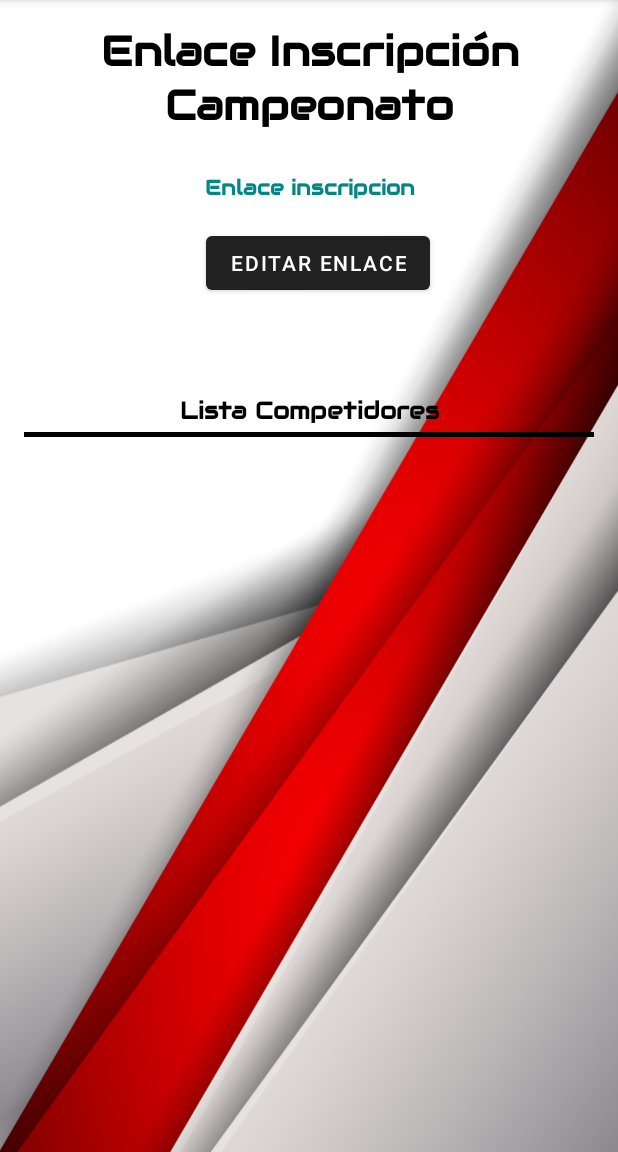
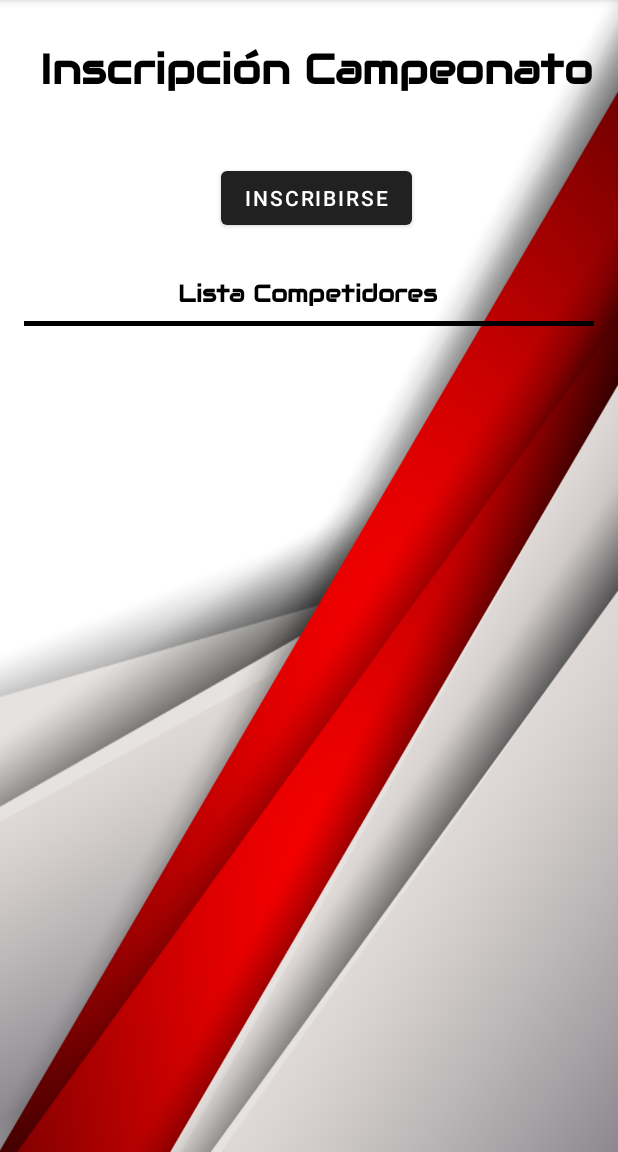
Before and after one commit to MarcoP1993/MySimRacing, an Android app: the InscripcionesActivity screen opened directly, with no data from a screen before it, on a phone screen of 412 x 824 dp, the part 84-1236 px from its top. Run offline under Robolectric (Android 15) with nearby library versions, the phone set to English and light mode, and no system bars; our stand-ins replace Firebase (no records; nobody signed in at launch, a user with empty details on screens opened directly); Roboto replaces fonts that are not available here.

Commit message:
Version 0.8.9 completada la vista de inscripcioines con un dialog para inscribirse y un recycre par mostrar los datos de firestore

```diff
--- a/app/src/main/java/com/example/mysimracing/RecicledListas/InscripcionesActivity.java
+++ b/app/src/main/java/com/example/mysimracing/RecicledListas/InscripcionesActivity.java
@@ -1,58 +1,132 @@
 package com.example.mysimracing.RecicledListas;
 
+import androidx.annotation.NonNull;
 import androidx.appcompat.app.AlertDialog;
 import androidx.appcompat.app.AppCompatActivity;
+import androidx.recyclerview.widget.LinearLayoutManager;
+import androidx.recyclerview.widget.RecyclerView;
 
-import android.content.DialogInterface;
 import android.os.Bundle;
-import android.text.InputType;
 import android.view.View;
 import android.widget.Button;
 import android.widget.EditText;
-import android.widget.TextView;
 import android.widget.Toast;
 
+import com.example.mysimracing.Clases.Inscripciones;
 import com.example.mysimracing.R;
+import com.firebase.ui.firestore.FirestoreRecyclerOptions;
+import com.google.android.gms.tasks.OnFailureListener;
+import com.google.android.gms.tasks.OnSuccessListener;
+import com.google.firebase.firestore.DocumentReference;
+import com.google.firebase.firestore.FirebaseFirestore;
+import com.google.firebase.firestore.Query;
+
+import java.util.HashMap;
+import java.util.Map;
 
 public class InscripcionesActivity extends AppCompatActivity {
 
-    TextView enlace_web;
-    Button btn_editar;
+
+    Button btn_inscripcion;
     AlertDialog dialog;
+    RecyclerView rv_inscrpciones;
+    InscripcionesAdapter ins_adapter;
 
+
+    private FirebaseFirestore firestore;
 
     @Override
     protected void onCreate(Bundle savedInstanceState) {
         super.onCreate(savedInstanceState);
         setContentView(R.layout.activity_inscripciones);
-
-        enlace_web = findViewById(R.id.txt_enlace);
-        btn_editar = findViewById(R.id.btn_enlace_inscripcion);
+        firestore = FirebaseFirestore.getInstance();
+        btn_inscripcion = findViewById(R.id.btn_enlace_inscripcion);
 
         AlertDialog.Builder builder = new AlertDialog.Builder(this);
-        builder.setTitle("Pega o escribe el enlace web");
+        builder.setTitle("Introduce tu nombre piloto/equipo, nick y correo para inscribirte");
+        rv_inscrpciones = findViewById(R.id.rv_inscripciones);
+        rv_inscrpciones.setLayoutManager(new LinearLayoutManager(this));
+        Query query = firestore.collection("inscripciones");
+
+        FirestoreRecyclerOptions<Inscripciones> firestoreRecyclerOptions =
+                new FirestoreRecyclerOptions.Builder<Inscripciones>().setQuery(query, Inscripciones.class).build();
+
+        ins_adapter = new InscripcionesAdapter(firestoreRecyclerOptions);
+        ins_adapter.notifyDataSetChanged();
+        rv_inscrpciones.setAdapter(ins_adapter);
 
         //inflar custom_dialog
         View view = getLayoutInflater().inflate(R.layout.custom_dialog, null);
-        EditText edt_enlace;
-        edt_enlace = view.findViewById(R.id.enlaceweb);
-        Button btn_crear = view.findViewById(R.id.btn_crear_enlace);
+        firestore = FirebaseFirestore.getInstance();
+
+        EditText nombre, nick, correo;
+        nombre = view.findViewById(R.id.nombre_inscripcion);
+        nick = view.findViewById(R.id.nick_inscripcion);
+        correo = view.findViewById(R.id.correo_inscripcion);
+        Button btn_crear = view.findViewById(R.id.btn_crear_inscripcion);
         btn_crear.setOnClickListener(new View.OnClickListener() {
             @Override
             public void onClick(View v) {
-                enlace_web.setText(edt_enlace.getText().toString());
-                dialog.dismiss();
+                String nombreins = nombre.getText().toString();
+                String nickins = nick.getText().toString();
+                String correoins = correo.getText().toString();
+
+                if(nombreins.isEmpty() && nickins.isEmpty() && correoins.isEmpty()){
+                    nombre.setError("Rellena el campo");
+                    nick.setError("Rellena el campo");
+                    correo.setError("Rellena el campo");
+                    Toast.makeText(InscripcionesActivity.this, "Completa todos los campos", Toast.LENGTH_SHORT).show();
+
+                }else {
+                    inscripcionCamp(nombreins, nickins, correoins);
+
+                    dialog.dismiss();
+                }
             }
         });
         builder.setView(view);
 
         dialog = builder.create();
-        btn_editar.setOnClickListener(new View.OnClickListener() {
+        btn_inscripcion.setOnClickListener(new View.OnClickListener() {
             @Override
             public void onClick(View v) {
+                nombre.setText("");
+                nick.setText("");
+                correo.setText("");
                 dialog.show();
             }
         });
 
     }
+
+    private void inscripcionCamp (String nombre, String nick, String correo){
+        Map<String, Object> map = new HashMap<>();
+        map.put("nombre", nombre);
+        map.put("nick", nick);
+        map.put("correo", correo);
+
+        firestore.collection("inscripciones").add(map).addOnSuccessListener(new OnSuccessListener<DocumentReference>() {
+            @Override
+            public void onSuccess(DocumentReference documentReference) {
+                Toast.makeText(InscripcionesActivity.this, "Inscrito correctamente", Toast.LENGTH_SHORT).show();
+            }
+        }).addOnFailureListener(new OnFailureListener() {
+            @Override
+            public void onFailure(@NonNull Exception e) {
+                Toast.makeText(InscripcionesActivity.this, "Error al inscribirse", Toast.LENGTH_SHORT).show();
+            }
+        });
+    }
+
+    @Override
+    protected void onStart() {
+        super.onStart();
+        ins_adapter.startListening();
+    }
+
+    @Override
+    protected void onStop() {
+        super.onStop();
+        ins_adapter.stopListening();
+    }
 }
--- a/app/src/main/res/layout/activity_inscripciones.xml
+++ b/app/src/main/res/layout/activity_inscripciones.xml
@@ -11,15 +11,15 @@
         android:id="@+id/textView16"
         android:layout_width="wrap_content"
         android:layout_height="wrap_content"
-        android:layout_marginTop="16dp"
+        android:layout_marginTop="28dp"
         android:fontFamily="@font/audiowide"
-        android:text="Enlace Inscripción Campeonato"
+        android:text="Inscripción Campeonato"
         android:textAlignment="center"
         android:textColor="@color/black"
         android:textSize="28sp"
         android:textStyle="bold"
         app:layout_constraintEnd_toEndOf="parent"
-        app:layout_constraintHorizontal_bias="0.487"
+        app:layout_constraintHorizontal_bias="0.609"
         app:layout_constraintStart_toStartOf="parent"
         app:layout_constraintTop_toTopOf="parent" />
 
@@ -28,24 +28,24 @@
         android:layout_width="0dp"
         android:layout_height="3dp"
         android:layout_marginStart="16dp"
-        android:layout_marginTop="200dp"
+        android:layout_marginTop="150dp"
         android:layout_marginEnd="16dp"
         android:layout_marginBottom="8dp"
         android:background="@color/black"
-        app:layout_constraintBottom_toTopOf="@+id/recyclerView"
+        app:layout_constraintBottom_toTopOf="@+id/rv_inscripciones"
         app:layout_constraintEnd_toEndOf="parent"
         app:layout_constraintHorizontal_bias="0.0"
         app:layout_constraintStart_toStartOf="parent"
         app:layout_constraintTop_toBottomOf="@+id/textView16" />
 
     <androidx.recyclerview.widget.RecyclerView
-        android:id="@+id/recyclerView"
+        android:id="@+id/rv_inscripciones"
         android:layout_width="0dp"
         android:layout_height="0dp"
         android:layout_marginStart="16dp"
         android:layout_marginTop="8dp"
         android:layout_marginEnd="16dp"
-        android:layout_marginBottom="8dp"
+        android:layout_marginBottom="16dp"
         app:layout_constraintBottom_toBottomOf="parent"
         app:layout_constraintEnd_toEndOf="parent"
         app:layout_constraintHorizontal_bias="0.0"
@@ -57,7 +57,7 @@
         android:id="@+id/textView33"
         android:layout_width="wrap_content"
         android:layout_height="0dp"
-        android:layout_marginBottom="4dp"
+        android:layout_marginBottom="8dp"
         android:fontFamily="@font/audiowide"
         android:text="Lista Competidores"
         android:textColor="@color/black"
@@ -65,33 +65,15 @@
         android:textStyle="bold"
         app:layout_constraintBottom_toTopOf="@+id/divider6"
         app:layout_constraintEnd_toEndOf="parent"
+        app:layout_constraintHorizontal_bias="0.497"
         app:layout_constraintStart_toStartOf="parent" />
 
     <Button
         android:id="@+id/btn_enlace_inscripcion"
         android:layout_width="wrap_content"
         android:layout_height="wrap_content"
-        android:layout_marginTop="17dp"
-        android:text="Editar Enlace"
-        app:layout_constraintEnd_toEndOf="@+id/txt_enlace"
-        app:layout_constraintHorizontal_bias="0.527"
-        app:layout_constraintStart_toStartOf="@+id/txt_enlace"
-        app:layout_constraintTop_toBottomOf="@+id/txt_enlace" />
-
-    <TextView
-        android:id="@+id/txt_enlace"
-        android:layout_width="0dp"
-        android:layout_height="wrap_content"
-        android:layout_marginStart="16dp"
-        android:layout_marginTop="28dp"
-        android:layout_marginEnd="16dp"
-        android:autoLink="web"
-        android:fontFamily="@font/audiowide"
-        android:gravity="center"
-        android:text="@string/enlace_inscripcion"
-        android:textColor="@color/teal_700"
-        android:textColorLink="@color/teal_700"
-        android:textStyle="bold"
+        android:layout_marginTop="44dp"
+        android:text="Inscribirse"
         app:layout_constraintEnd_toEndOf="@+id/textView16"
         app:layout_constraintStart_toStartOf="@+id/textView16"
         app:layout_constraintTop_toBottomOf="@+id/textView16" />
--- a/app/src/main/res/values/strings.xml
+++ b/app/src/main/res/values/strings.xml
@@ -43,5 +43,9 @@
     <string name="nombre_piloto_perfil">Nombre Piloto</string>
     <string name="nickname_piloto_perfil">Nickname</string>
     <string name="enlace_inscripcion">Enlace inscripcion</string>
+    <string name="inscribirse">Inscribirse</string>
+    <string name="nombre_inscripcion">Nombre</string>
+    <string name="nickname_inscripcion">Nickname</string>
+    <string name="correo_example_com">correo@example.com</string>
 
 </resources>
```
Also changed, not shown: app/src/main/java/com/example/mysimracing/Clases/Inscripciones.java (added, +38 -0 lines), app/src/main/java/com/example/mysimracing/RecicledListas/InscripcionesAdapter.java (added, +55 -0 lines), app/src/main/res/layout/custom_dialog.xml (+34 -10 lines), app/src/main/res/layout/item_inscripciones.xml (added, +54 -0 lines).
